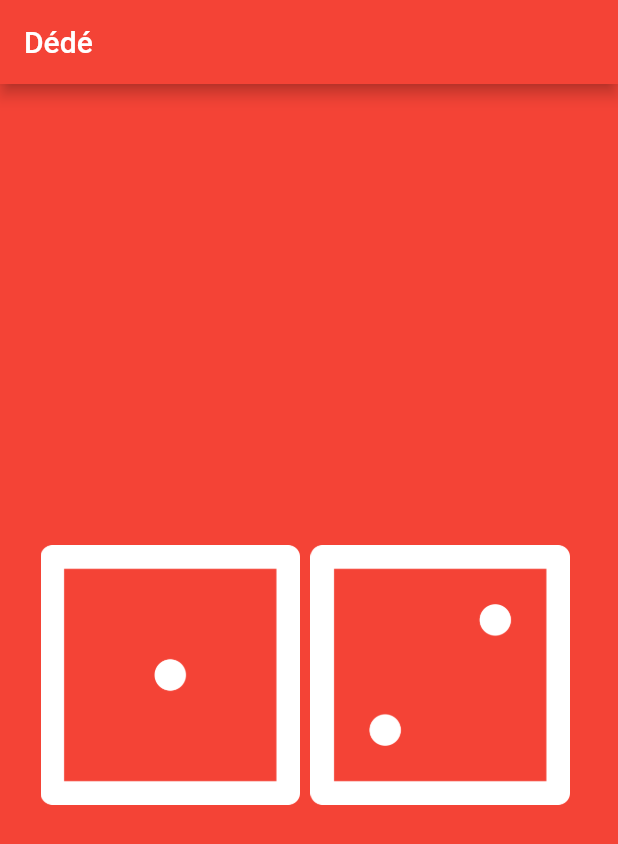
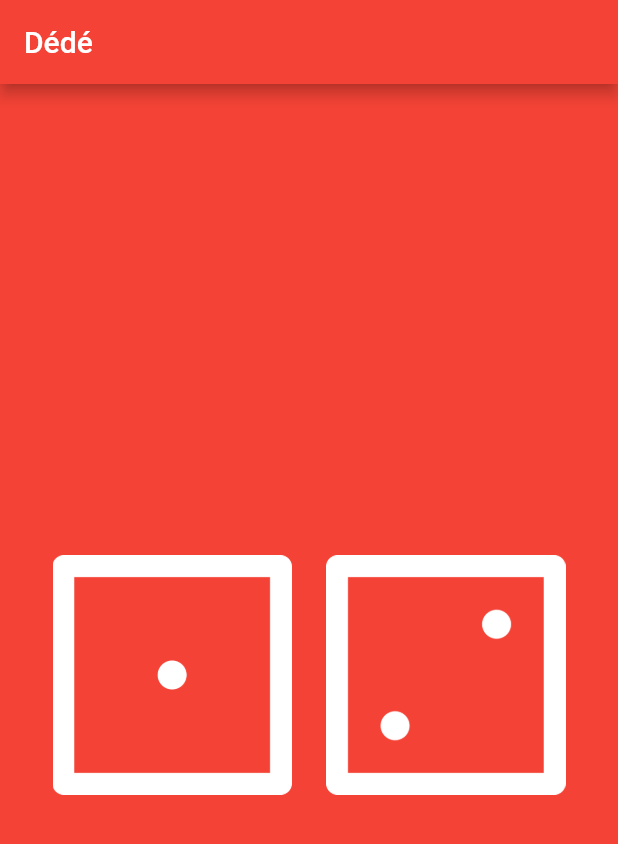
Before and after one commit to taip6494/dede, a Flutter app: the screen it shows after launch, on a phone screen of 412 x 824 dp. Shown: the top 844 px of the screen. Run offline on Flutter 3.47's test engine with Material 2 defaults, Android fonts, the phone set to English and light mode, and no system bars.

Commit message:
Ajout des Widget Expanded et TextButton sur les images

```diff
--- a/lib/main.dart
+++ b/lib/main.dart
@@ -25,17 +25,28 @@ class DicePage extends StatelessWidget {
       child: Center(
         child: Row(
           children: [
-            Image.asset(
+            Expanded(
+              child: TextButton (
+                child: Image.asset(
                   'images/dice1.png',
                   width: deviceWidth * 0.42,
                   height: deviceHeight * 0.42,
                 ),
+                onPressed: () {},
+              ),
+            ),
             Text("  "),
-            Image.asset(
+            Expanded(
+              child: TextButton (
+                child: Image.asset(
                   'images/dice2.png',
                   width: deviceWidth * 0.42,
                   height: deviceHeight * 0.42,
                 ),
+                onPressed: () {},
+              ),
+              ),
+
           ],
         ),
       ),
```
Lines whose indentation alone changed are shown as unchanged.
